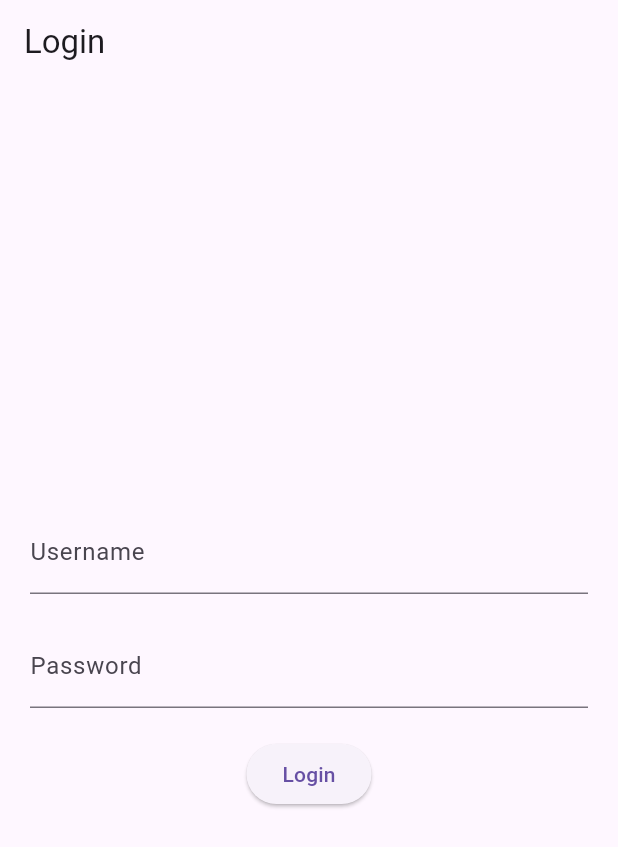
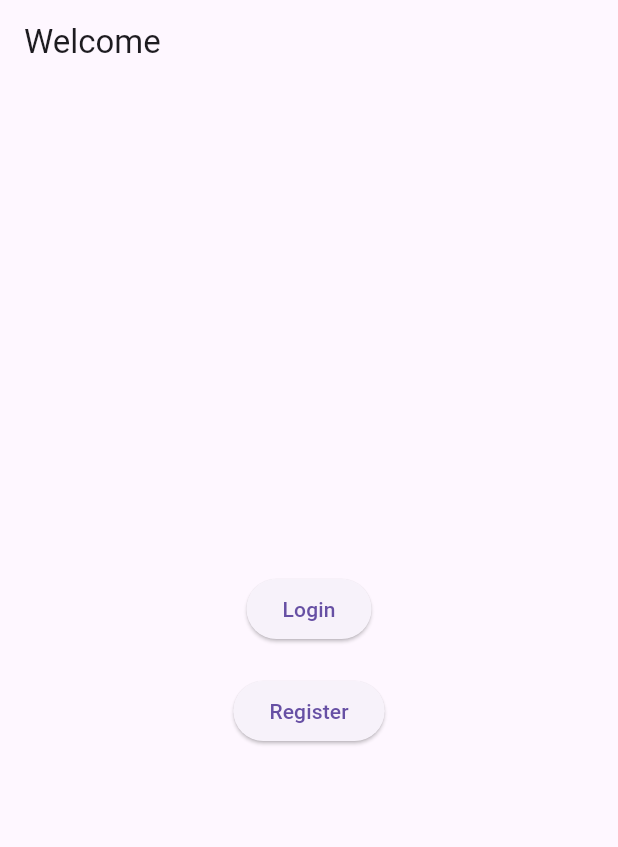
Before and after one commit to Jay-dev1/ddos_protection_app, a Flutter app: the screen it shows after launch, on a phone screen of 412 x 824 dp. Shown: the top 847 px of the screen. Run offline on Flutter 3.47's test engine with Material 3 defaults, Android fonts, the phone set to English and light mode, and no system bars.

```diff
--- a/lib/login_screen.dart
+++ b/lib/login_screen.dart
@@ -12,7 +12,7 @@ class _LoginScreenState extends State<LoginScreen> {
   TextEditingController _passwordController = TextEditingController();
 
   Future<void> loginUser() async {
-    String url = 'https://your-vercel-app.vercel.app/api/login'; // Replace with your Vercel serverless function URL
+    String url = 'https://ddos-protection-app-git-main-jays-projects-319a96dd.vercel.app/api/login'; // Replace with your Vercel serverless function URL
     var response = await http.post(Uri.parse(url), body: {
       'username': _usernameController.text,
       'password': _passwordController.text,
--- a/lib/main.dart
+++ b/lib/main.dart
@@ -1,6 +1,7 @@
 import 'package:ddos_protection_app/HomeScreen.dart';
 import 'package:ddos_protection_app/login_screen.dart';
 import 'package:ddos_protection_app/registration_screen.dart';
+import 'package:ddos_protection_app/welcome_screen.dart';
 import 'package:flutter/material.dart';
 
 void main() => runApp(MyApp());
@@ -16,8 +17,9 @@ class MyApp extends StatelessWidget {
       ),
       initialRoute: '/',
       routes: {
-        '/': (context) => LoginScreen(),
+        '/': (context) => WelcomeScreen(),
         '/register': (context) => RegisterScreen(),
+        '/login': (context) => LoginScreen(),
         '/home': (context) => HomeScreen(),
       },
     );
--- a/lib/registration_screen.dart
+++ b/lib/registration_screen.dart
@@ -12,7 +12,7 @@ class _RegisterScreenState extends State<RegisterScreen> {
   TextEditingController _passwordController = TextEditingController();
 
   Future<void> registerUser() async {
-    String url = 'https://your-vercel-app.vercel.app/api/register'; // Replace with your Vercel serverless function URL
+    String url = 'https://ddos-protection-app-git-main-jays-projects-319a96dd.vercel.app/api/register'; // Replace with your Vercel serverless function URL
     var response = await http.post(Uri.parse(url), body: {
       'username': _usernameController.text,
       'password': _passwordController.text,
--- /dev/null
+++ b/lib/welcome_screen.dart
@@ -0,0 +1,30 @@
+import 'package:flutter/material.dart';
+
+class WelcomeScreen extends StatelessWidget {
+  @override
+  Widget build(BuildContext context) {
+    return Scaffold(
+      appBar: AppBar(title: Text('Welcome')),
+      body: Center(
+        child: Column(
+          mainAxisAlignment: MainAxisAlignment.center,
+          children: <Widget>[
+            ElevatedButton(
+              onPressed: () {
+                Navigator.pushNamed(context, '/login');
+              },
+              child: Text('Login'),
+            ),
+            SizedBox(height: 20),
+            ElevatedButton(
+              onPressed: () {
+                Navigator.pushNamed(context, '/register');
+              },
+              child: Text('Register'),
+            ),
+          ],
+        ),
+      ),
+    );
+  }
+}
```
